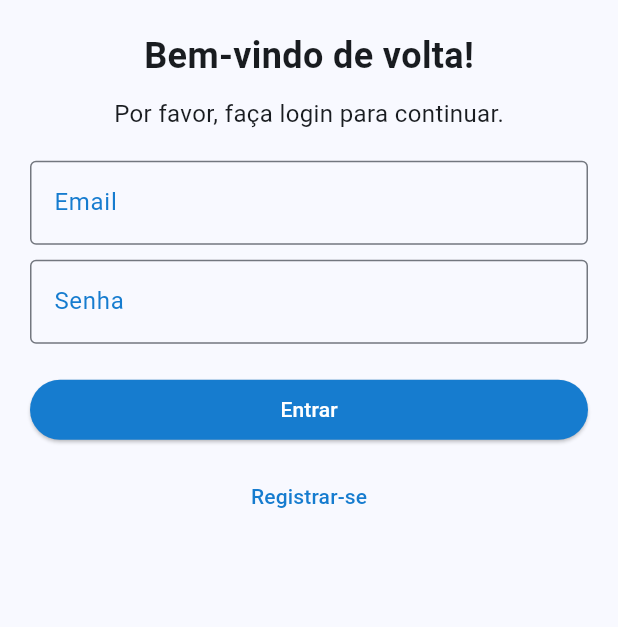
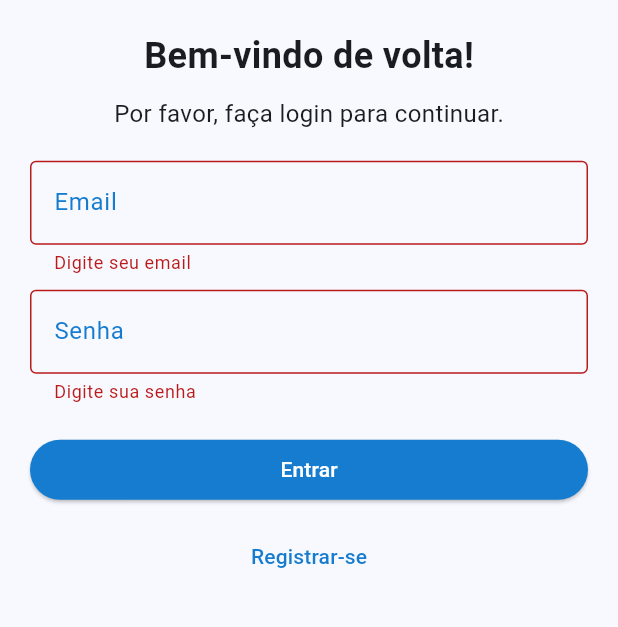
Before and after one commit to gahantognoli/health_med_app, a Flutter app: the screen it shows after launch, after a tap on "Entrar", on a phone screen of 412 x 824 dp, the part 391-1018 px from its top. Run offline on Flutter 3.47's test engine with Material 3 defaults, Android fonts, the light colour scheme and no system bars; our stand-ins replace dio, get_it, jwt_decoder, shared_preferences; network calls fail.

Commit message:
Login + Logout

```diff
--- /dev/null
+++ b/lib/api/models/login_models.dart
@@ -0,0 +1,87 @@
+enum TipoUsuario { administrador, medico, paciente }
+
+class LoginRequest {
+  String usuario;
+  String senha;
+  int tipoUsuario;
+
+  LoginRequest({
+    required this.usuario,
+    required this.senha,
+    required this.tipoUsuario,
+  });
+
+  Map<String, dynamic> toJson() {
+    final Map<String, dynamic> data = <String, dynamic>{};
+    data['usuario'] = usuario;
+    data['senha'] = senha;
+    data['tipoUsuario'] = tipoUsuario;
+    return data;
+  }
+}
+
+class ApiResponse<T> {
+  final T data;
+  final String message;
+  final bool success;
+
+  ApiResponse({
+    required this.data,
+    required this.message,
+    required this.success,
+  });
+
+  factory ApiResponse.fromJson(Map<String, dynamic> json) {
+    return ApiResponse(
+      data: json['data'],
+      message: json['message'],
+      success: json['success'],
+    );
+  }
+
+  factory ApiResponse.fromJsonWithData(
+    Map<String, dynamic> json,
+    T Function(Map<String, dynamic>) fromJsonT,
+  ) {
+    return ApiResponse(
+      data: fromJsonT(json['data']),
+      message: json['message'],
+      success: json['success'],
+    );
+  }
+}
+
+class LoginResponse {
+  String? accessToken;
+  String? expiresIn;
+  String? refreshTokenExpiresIn;
+  String? refreshToken;
+  String? tokenType;
+  int? notValidBeforePolicy;
+  String? sessionState;
+  String? scope;
+
+  LoginResponse({
+    this.accessToken,
+    this.expiresIn,
+    this.refreshTokenExpiresIn,
+    this.refreshToken,
+    this.tokenType,
+    this.notValidBeforePolicy,
+    this.sessionState,
+    this.scope,
+  });
+
+  factory LoginResponse.fromJson(Map<String, dynamic> json) {
+    return LoginResponse(
+      accessToken: json['accessToken'],
+      expiresIn: json['expiresIn'],
+      refreshTokenExpiresIn: json['refreshTokenExpiresIn'],
+      refreshToken: json['refreshToken'],
+      tokenType: json['tokenType'],
+      notValidBeforePolicy: json['notValidBeforePolicy'],
+      sessionState: json['sessionState'],
+      scope: json['scope'],
+    );
+  }
+}
--- a/lib/locator.dart
+++ b/lib/locator.dart
@@ -1,6 +1,7 @@
 import 'package:flutter/foundation.dart';
 import 'package:get_it/get_it.dart';
 import 'package:dio/dio.dart';
+import 'package:health_med_app/api/auth_interceptor.dart';
 import 'package:health_med_app/api/rest_client.dart';
 import 'package:health_med_app/services/auth_service.dart';
 import 'package:health_med_app/services/config_service.dart';
@@ -9,14 +10,23 @@ final getIt = GetIt.instance;
 
 void setupLocator() {
   getIt.registerLazySingleton<Dio>(
-    () => Dio(
-      BaseOptions(
-        baseUrl: ConfigService.apiBaseUrl,
-        connectTimeout: kReleaseMode ? const Duration(seconds: 10) : const Duration(minutes: 3),
-        receiveTimeout: kReleaseMode ? const Duration(seconds: 10) : const Duration(minutes: 3),
-      ),
-    ),
+    () {
+      final dio = Dio(
+        BaseOptions(
+          baseUrl: ConfigService.apiBaseUrl,
+          connectTimeout: kReleaseMode
+              ? const Duration(seconds: 10)
+              : const Duration(minutes: 3),
+          receiveTimeout: kReleaseMode
+              ? const Duration(seconds: 10)
+              : const Duration(minutes: 3),
+        ),
+      );
+      dio.interceptors.add(AuthInterceptor());
+      return dio;
+    },
   );
+
   getIt.registerLazySingleton<RestClient>(() => RestClient(getIt<Dio>()));
   getIt.registerLazySingleton<AuthService>(() => AuthService());
 }
--- a/lib/main.dart
+++ b/lib/main.dart
@@ -1,7 +1,10 @@
 import 'package:flutter/material.dart';
 import 'package:health_med_app/locator.dart';
+import 'package:health_med_app/pages/login.dart';
 import 'package:health_med_app/services/config_service.dart';
 import 'package:health_med_app/pages/splash_screen.dart';
+
+final GlobalKey<NavigatorState> navigatorKey = GlobalKey<NavigatorState>();
 
 void main() async {
   WidgetsFlutterBinding.ensureInitialized();
@@ -27,6 +30,10 @@ class MyApp extends StatelessWidget {
         useMaterial3: true,
       ),
       home: const SplashScreen(),
+      navigatorKey: navigatorKey,
+      routes: {
+        '/login': (context) => const Login(),
+      },
     );
   }
 }
--- a/lib/pages/login.dart
+++ b/lib/pages/login.dart
@@ -1,9 +1,78 @@
 import 'package:flutter/material.dart';
-import 'package:flutter/services.dart';
+import 'package:health_med_app/api/exceptions/problem_details.dart';
+import 'package:health_med_app/api/models/login_models.dart';
+import 'package:health_med_app/api/rest_client.dart';
+import 'package:health_med_app/locator.dart';
 import 'package:health_med_app/pages/cadastro.dart';
+import 'package:health_med_app/pages/index.dart';
+import 'package:health_med_app/services/auth_service.dart';
 
-class Login extends StatelessWidget {
+class Login extends StatefulWidget {
   const Login({super.key});
+
+  @override
+  State<Login> createState() => _LoginState();
+}
+
+class _LoginState extends State<Login> {
+  final RestClient _restClient = getIt<RestClient>();
+  final AuthService _authService = getIt<AuthService>();
+
+  final _formKey = GlobalKey<FormState>();
+  final _emailController = TextEditingController();
+  final _senhaController = TextEditingController();
+
+  void _fazerLogin() async {
+    if (_formKey.currentState!.validate()) {
+      try {
+        final email = _emailController.text;
+        final senha = _senhaController.text;
+
+        final loginRequest = LoginRequest(
+          usuario: email,
+          senha: senha,
+          tipoUsuario: TipoUsuario.paciente.index,
+        );
+
+        var loginResponse = await _restClient.login(loginRequest);
+
+        if (loginResponse.accessToken == null) {
+          // ignore: use_build_context_synchronously
+          ScaffoldMessenger.of(context).showSnackBar(
+            const SnackBar(
+              content: Text('Falha ao realizar login!'),
+              duration: Duration(seconds: 3),
+            ),
+          );
+          return;
+        }
+
+        _authService.salvarToken(loginResponse.accessToken!);
+
+        Navigator.pushReplacement(
+          context,
+          MaterialPageRoute(
+            builder: (context) => const Index(),
+          ),
+        );
+      } on ProblemDetails catch (e) {
+        ScaffoldMessenger.of(context).showSnackBar(
+          SnackBar(
+            content: Text(e.title ?? 'Falha ao realizar login!'),
+            duration: const Duration(seconds: 3),
+          ),
+        );
+      } catch (e) {
+        ScaffoldMessenger.of(context).showSnackBar(
+          const SnackBar(
+            content: Text('Falha ao realizar login!'),
+            duration: Duration(seconds: 3),
+          ),
+        );
+      }
+      // Exemplo de feedback
+    }
+  }
 
   @override
   Widget build(BuildContext context) {
@@ -23,10 +92,9 @@ class Login extends StatelessWidget {
 
   Padding buildPage(BuildContext context) {
     return Padding(
-      padding: const EdgeInsets.symmetric(
-        horizontal: 20,
-        vertical: 40,
-      ),
+      padding: const EdgeInsets.symmetric(horizontal: 20, vertical: 40),
+      child: Form(
+        key: _formKey,
         child: Column(
           children: [
             SizedBox(
@@ -41,21 +109,16 @@ class Login extends StatelessWidget {
             const SizedBox(height: 20),
             const Text(
               'Bem-vindo de volta!',
-            style: TextStyle(
-              fontSize: 24,
-              fontWeight: FontWeight.bold,
-            ),
+              style: TextStyle(fontSize: 24, fontWeight: FontWeight.bold),
             ),
             const SizedBox(height: 10),
             const Text(
               'Por favor, faça login para continuar.',
-            style: TextStyle(
-              fontSize: 16,
-            ),
+              style: TextStyle(fontSize: 16),
             ),
             const SizedBox(height: 20),
-          TextField(
-            enabled: true,
+            TextFormField(
+              controller: _emailController,
               keyboardType: TextInputType.emailAddress,
               decoration: InputDecoration(
                 labelText: 'Email',
@@ -64,11 +127,18 @@ class Login extends StatelessWidget {
                 ),
                 border: const OutlineInputBorder(),
               ),
-            // controller: TextEditingController(text: _paciente?.email),
+              validator: (value) {
+                if (value == null || value.isEmpty) {
+                  return 'Digite seu email';
+                } else if (!value.contains('@')) {
+                  return 'Email inválido';
+                }
+                return null;
+              },
             ),
             const SizedBox(height: 10),
-          TextField(
-            enabled: true,
+            TextFormField(
+              controller: _senhaController,
               obscureText: true,
               decoration: InputDecoration(
                 labelText: 'Senha',
@@ -77,13 +147,20 @@ class Login extends StatelessWidget {
                 ),
                 border: const OutlineInputBorder(),
               ),
-            // controller: TextEditingController(text: _paciente?.email),
+              validator: (value) {
+                if (value == null || value.isEmpty) {
+                  return 'Digite sua senha';
+                } else if (value.length < 6) {
+                  return 'A senha deve ter pelo menos 6 caracteres';
+                }
+                return null;
+              },
             ),
             const SizedBox(height: 20),
             SizedBox(
               width: double.infinity,
               child: ElevatedButton(
-              onPressed: () {},
+                onPressed: _fazerLogin,
                 style: ElevatedButton.styleFrom(
                   backgroundColor: Theme.of(context).colorScheme.primary,
                   foregroundColor: Theme.of(context).colorScheme.tertiary,
@@ -111,6 +188,7 @@ class Login extends StatelessWidget {
             ),
           ],
         ),
+      ),
     );
   }
 }
--- a/lib/pages/minhas_consultas.dart
+++ b/lib/pages/minhas_consultas.dart
@@ -5,6 +5,7 @@ import 'package:health_med_app/api/exceptions/problem_details.dart';
 import 'package:health_med_app/api/models/consulta_models.dart';
 import 'package:health_med_app/api/rest_client.dart';
 import 'package:health_med_app/locator.dart';
+import 'package:health_med_app/services/auth_service.dart';
 import 'package:health_med_app/widgets/cancelar_consulta_dialog.dart';
 import 'package:health_med_app/widgets/erro.dart';
 import 'package:intl/intl.dart';
@@ -18,6 +19,7 @@ class MinhasConsultas extends StatefulWidget {
 
 class _MinhasConsultasState extends State<MinhasConsultas> {
   final RestClient _restClient = getIt<RestClient>();
+  final AuthService _authService = getIt<AuthService>();
 
   List<ConsultaViewModel>? _consultas;
   bool _isLoading = true;
@@ -32,8 +34,7 @@ class _MinhasConsultasState extends State<MinhasConsultas> {
 
   Future<void> _carregarConsultas() async {
     try {
-      const String pacienteId =
-          '34ca26eb-e3d1-4a31-b8a2-07f529154795'; //todo: pegar do usuario logado
+      final String pacienteId = await _authService.obterIdUsuario() ?? '';
       final consultas = await _restClient.obterConsultasPaciente(pacienteId);
       setState(() {
         _hasError = false;
--- a/pubspec.yaml
+++ b/pubspec.yaml
@@ -39,6 +39,7 @@ dependencies:
   get_it: ^8.0.3
   intl: ^0.20.2
   shared_preferences: ^2.5.3
+  jwt_decoder: ^2.0.1
 
 dev_dependencies:
   flutter_test:
```
Also changed, not shown: lib/api/auth_interceptor.dart (added, +33 -0 lines), lib/api/rest_client.dart (+24 -4 lines), lib/pages/agendar_consulta.dart (+8 -8 lines), lib/pages/meu_perfil.dart (+21 -7 lines), lib/services/auth_service.dart (+17 -0 lines), pubspec.lock. Lines whose indentation alone changed are shown as unchanged.
